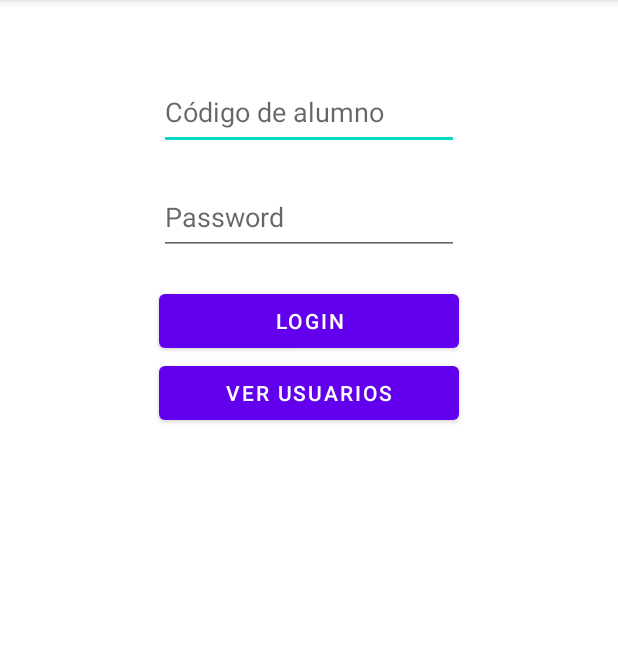
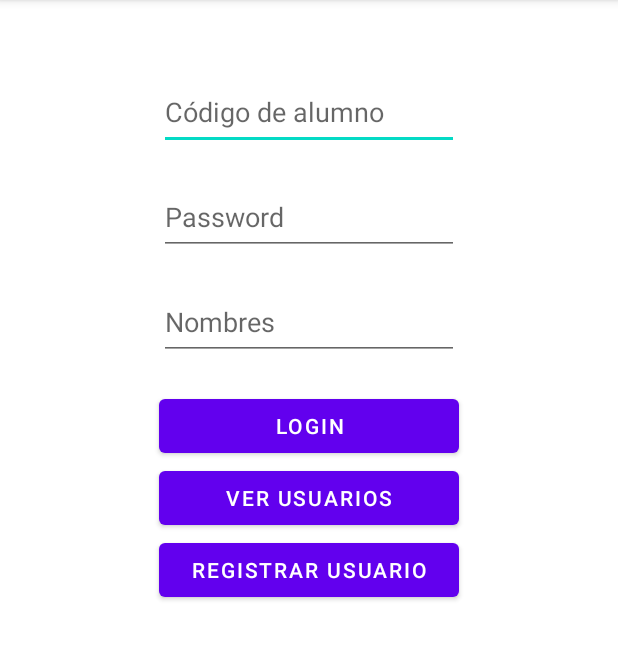
Before and after one commit to anthonyquispev/gsabados_grupo5_frontend_fisi, an Android app: the screen it shows after launch (MainActivity), on a phone screen of 412 x 824 dp, the part 84-744 px from its top. Run offline under Robolectric (Android 15) with nearby library versions, the phone set to English and light mode, and no system bars; our stand-ins replace Volley.

```diff
--- a/app/src/main/java/com/example/digiticket_app_01/Retrofit/IMyService.java
+++ /dev/null
@@ -1,23 +0,0 @@
-package com.example.digiticket_app_01.Retrofit;
-
-import io.reactivex.Observable;
-import retrofit2.http.Field;
-import retrofit2.http.FormUrlEncoded;
-import retrofit2.http.GET;
-import retrofit2.http.POST;
-
-public interface IMyService {
-    @POST("api/usuarios")
-    @FormUrlEncoded
-    Observable registrar(@Field("cod_usuario") String cod_usuario,
-                         @Field("password") String password,
-                         @Field("nombres") String nombres);
-
-    @POST("api/usuarios/login")
-    @FormUrlEncoded
-    Observable<String> login(@Field("cod_usuario") String cod_usuario,
-                     @Field("password") String password);
-
-    @GET("api/usuarios")
-    Observable<String> usuarios();
-}
--- a/app/src/main/java/com/example/digiticket_app_01/Retrofit/RetrofitClient.java
+++ /dev/null
@@ -1,20 +0,0 @@
-package com.example.digiticket_app_01.Retrofit;
-
-import retrofit2.Retrofit;
-import retrofit2.adapter.rxjava2.RxJava2CallAdapterFactory;
-import retrofit2.converter.scalars.ScalarsConverterFactory;
-
-public class RetrofitClient {
-    private static Retrofit instance;
-
-    public static Retrofit getInstance() {
-        if (instance == null)
-            instance = new Retrofit.Builder()
-                    .baseUrl("http://10.0.2.2:4000/")
-                    .addConverterFactory(ScalarsConverterFactory.create())
-                    .addCallAdapterFactory(RxJava2CallAdapterFactory.create())
-                    .build();
-        return instance;
-    }
-
-}
--- a/app/src/main/res/layout/activity_main.xml
+++ b/app/src/main/res/layout/activity_main.xml
@@ -21,6 +21,13 @@
         android:layout_width="200dp"
         android:layout_height="50dp"
         android:layout_gravity="center"/>
+    <EditText
+        android:layout_marginBottom="20dp"
+        android:id="@+id/et_nombres"
+        android:hint="Nombres"
+        android:layout_width="200dp"
+        android:layout_height="50dp"
+        android:layout_gravity="center"/>
 
     <Button
         android:id="@+id/btn_Login"
@@ -36,4 +43,11 @@
         android:layout_height="wrap_content"
         android:layout_gravity="center"/>
 
+    <Button
+        android:id="@+id/btn_registrar"
+        android:text="Registrar usuario"
+        android:layout_width="200dp"
+        android:layout_height="wrap_content"
+        android:layout_gravity="center"/>
+
 </LinearLayout>
```
Also changed, not shown: app/build.gradle (+10 -4 lines), app/src/main/java/com/example/digiticket_app_01/MainActivity.java (+142 -41 lines), app/src/main/res/layout/registrar_usuario.xml (deleted, +0 -31 lines).
